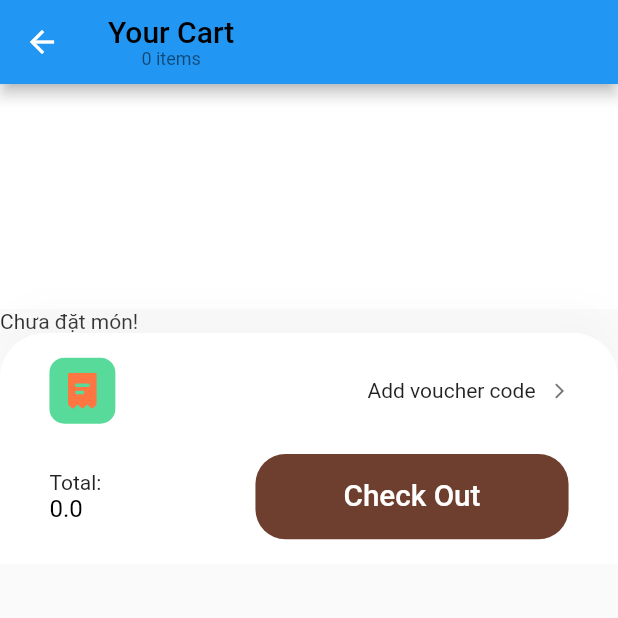
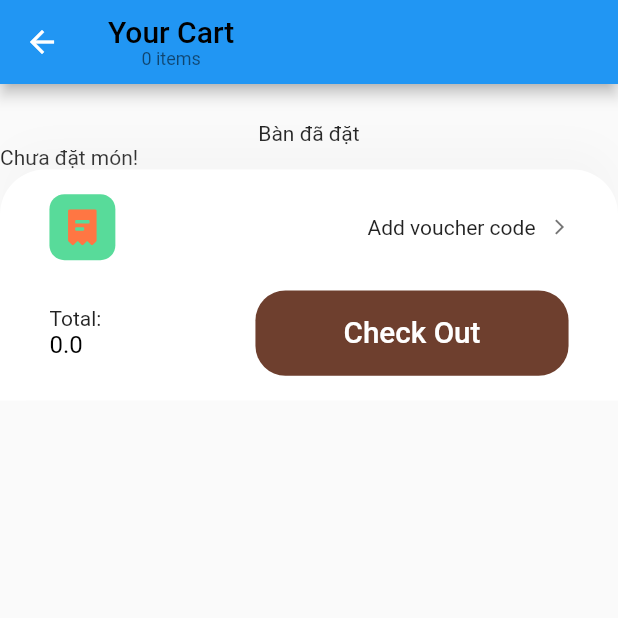
Before and after one commit to tuong777877/flutter_doan, a Flutter app: the screen it shows after launch, item 2 of the bottom bar chosen, after a tap on the "shopping cart" icon, on a phone screen of 412 x 824 dp, the top half of it. Run offline on Flutter 3.47's test engine with Material 2 defaults, Android fonts, the light colour scheme and no system bars; our stand-ins replace carousel_pro, flutter_svg, fluttertoast, google_fonts, lottie, validators; missing offline and left inert: flutter_stripe, quantity_input; network calls fail.

Commit message:
UI mới

```diff
--- a/lib/cart/cartpage.dart
+++ b/lib/cart/cartpage.dart
@@ -1,19 +1,47 @@
 import 'package:flutter/material.dart';
 import 'package:flutter_doan/cart/components/checkoutcart.dart';
 import 'package:flutter_doan/model/carts.dart';
+import 'package:flutter_doan/model/items.dart';
+import 'package:flutter_doan/model/tableitems.dart';
 import 'components/body.dart';
 
-class CartPage extends StatelessWidget {
+class CartPage extends StatefulWidget {
   static String routeName = "/carts";
   const CartPage({Key? key}) : super(key: key);
+
+  @override
+  State<CartPage> createState() => _CartPageState();
+}
+// double sum = 0.0;
+
+class _CartPageState extends State<CartPage> {
+  // List<Items> cartdetails = Cart().getCart();
+  // List<TableItems> cartTBdetails = CartTable().getCartTB();
+  // @override
+  // void initState() {
+  //   super.initState();
+  //   sum = 0.0;
+  //   for (var item in cartdetails) {
+  //     sum = sum + item.quantity * item.food!.Price;
+  //   }
+  //   for (var itemtable in cartTBdetails) {
+  //     sum = sum + itemtable.table!.price;
+  //   }
+  //   //cartTB = CartTable().getCartTable();
+  // }
+
   @override
   Widget build(BuildContext context) {
+
     return Scaffold(
       appBar: buildAppBar(context),
-      body: Body(),
+      body: Body(
+
+      ),
       // bottomNavigationBar: CheckOutCart(
       //   sum: 0,
       // ),
+      //bottomNavigationBar: CheckOutCart(sum: sum),
     );
   }
 
--- a/lib/cart/components/body.dart
+++ b/lib/cart/components/body.dart
@@ -37,13 +37,17 @@ class _BodyState extends State<Body> {
 
   @override
   Widget build(BuildContext context) {
-    return SizedBox(
-      width: MediaQuery.of(context).size.width,
-      height: MediaQuery.of(context).size.height,
+    return SafeArea(
+      child: SingleChildScrollView(
         child: Column(
           children: [
-          Container(
-            height: 150,
+            Padding(padding: EdgeInsets.only(top: 25),),
+            Text('Bàn đã đặt',
+            ),
+            Column(
+              children: [
+                SizedBox(
+                  child: Container(
                     color: Colors.white,
                     child: ListView.builder(
                         shrinkWrap: true,
@@ -59,8 +63,11 @@ class _BodyState extends State<Body> {
                                   setState(() {
                                     cartTBdetails.removeAt(index);
                                     sum = 0.0;
-                            for (var tableItem in cartTBdetails) {
-                              sum = sum + tableItem.table!.price;
+                                    for (var itemtable in cartTBdetails){
+                                         sum = sum + itemtable.table!.price;
+                                      }
+                                    for (var item in cartdetails) {
+                                              sum = sum + item.food!.Price;
                                           }
                                   });
                                 },
@@ -70,9 +77,12 @@ class _BodyState extends State<Body> {
                           );
                         }),
                   ),
+                ),
                 cartdetails.length > 0
                 ? Row(children: [
                     Expanded(
+                      child: SizedBox(
+                        height: 380,
                         child: ListView.builder(
                           shrinkWrap: true,
                           itemCount: cartdetails.length,
@@ -90,6 +100,9 @@ class _BodyState extends State<Body> {
                                       for (var item in cartdetails) {
                                           sum = sum + item.food!.Price;
                                       }
+                                      for (var itemTB in cartTBdetails){
+                                        sum = sum + itemTB.table!.price;
+                                      }
                                     });
                                   },
                                 ),
@@ -97,6 +110,7 @@ class _BodyState extends State<Body> {
                               ],
                             );
                           },
+                        ),
                       ),
                     )
                   ])
@@ -111,6 +125,10 @@ class _BodyState extends State<Body> {
               sum: sum,
             )
               ],
+            ),
+
+          ],
+        ),
       ),
     );
   }
--- a/lib/homepage/components/body.dart
+++ b/lib/homepage/components/body.dart
@@ -2,6 +2,7 @@ import 'package:carousel_pro/carousel_pro.dart';
 import 'package:flutter/material.dart';
 import 'package:flutter_doan/homepage/components/homeheader.dart';
 import 'package:flutter_doan/homepage/homefragment/home_fragment.dart';
+import 'package:flutter_doan/model/foods.dart';
 import 'package:flutter_doan/style/size_config.dart';
 
 class Body extends StatefulWidget {
@@ -28,13 +29,12 @@ class _BodyState extends State<Body> {
             children: [
               Padding(padding: const EdgeInsets.only(top: 20.0),),
               HomeHeader(),
-              Padding(padding: const EdgeInsets.only(bottom: 20.0),),
-
+              Column(
+                children: [
                   SizedBox(
                   height: 200.0,
                   width: double.infinity,
                   child: Carousel(
-
                     images: imgList.map((item)=>Container(
                     child: Image.network(item,
                     fit: BoxFit.cover,
@@ -42,13 +42,25 @@ class _BodyState extends State<Body> {
                   )).toList(),
                   ),
                   ),
-              HomeDetail()
+                  Padding(padding: EdgeInsets.all(8.0),
+                    child: Text('Top bán chạy',
+                    style: TextStyle(
+                    color: Colors.grey,
+                    fontSize: 25,
+                    fontWeight: FontWeight.bold,
+                  ),
+                ),),
+                HomeDetail(),
+                ],
+              )
+
             ],
         ),
       ),
     );
   }
 }
+
 
 // class Body extends StatefulWidget {
 //   const Body({Key? key}) : super(key: key);
--- a/lib/model/food.dart
+++ b/lib/model/food.dart
@@ -1,8 +1,8 @@
 List<Map> food = [
   {
-    "NameFood": "Lueilwitz",
+    "NameFood": "Phở Hà Nội",
     "Price": "135000.00",
-    "avatar": "http://placeimg.com/640/480/food",
+    "avatar": "https://encrypted-tbn0.gstatic.com/images?q=tbn:ANd9GcQ5k29K5wLB06i4dDBsBHr2u_tjuzkNEGMODg&usqp=CAU",
     "Description":
         "Dolorem aut quos ipsa non. Rem deserunt facilis voluptatem modi consequatur possimus. Est libero voluptatem. Ut ut facere maxime neque voluptatibus quas ut fugiat. Eos dolores doloribus nihil sed iste et consequatur sunt.\n \rMolestiae necessitatibus necessitatibus dolor nihil necessitatibus sint voluptatem. Vel qui neque iure quo. Ut magnam distinctio repellendus ut.\n \rEnim atque ut est qui accusamus et. Quod nam vel ab laboriosam amet veritatis. Eveniet officiis modi quis expedita qui sapiente aut explicabo.",
     "Status": false,
@@ -10,9 +10,9 @@ List<Map> food = [
     "id": "1"
   },
   {
-    "NameFood": "Stehr",
+    "NameFood": "Bún bò Huế",
     "Price": "85000.00",
-    "avatar": "http://placeimg.com/640/480/food",
+    "avatar": "https://encrypted-tbn0.gstatic.com/images?q=tbn:ANd9GcR48Bhzs_KvTsOgKr3D9umSm5GGl1_LqbH99w&usqp=CAU",
     "Description":
         "Deserunt magni quia doloribus quis et deleniti. Ducimus praesentium voluptates et omnis veniam nulla consectetur dolores. Qui adipisci sit ea totam id quas libero eaque. Illo voluptates repellendus tempore nihil eligendi dolores dolor. Sint at voluptatem recusandae dolorem vel labore. Reprehenderit repudiandae id qui reprehenderit.\n \rDelectus expedita molestias earum impedit ad vero quia. Aspernatur eum id. Quisquam nihil quas dolores ut incidunt iusto.\n \rAtque ipsa sunt minus sint cumque id beatae vel eligendi. Impedit mollitia exercitationem et est voluptas expedita. Dolorum aut voluptates eum cumque consequatur veritatis. Et velit quia quia in consequatur. Veritatis sunt quaerat perspiciatis quae. Debitis rerum cum dicta voluptas.",
     "Status": true,
@@ -20,9 +20,9 @@ List<Map> food = [
     "id": "2"
   },
   {
-    "NameFood": "Kulas",
+    "NameFood": "Cơm Lam",
     "Price": "80900.00",
-    "avatar": "http://placeimg.com/640/480/food",
+    "avatar": "https://encrypted-tbn0.gstatic.com/images?q=tbn:ANd9GcT_sUKYNh3kOoeKrhg5bn1cegImkEgvjjaDZw&usqp=CAU",
     "Description":
         "Eaque quia sed quidem eaque. Dolorum ad omnis est ab voluptatum. Porro qui cupiditate voluptatem sapiente totam. Recusandae nostrum est aut eos consequuntur autem voluptas et. Qui aperiam quia dolores velit quidem unde nemo. Accusamus quia numquam dolorem eum asperiores omnis ullam rerum.\n \rIn velit quis iste voluptatem laudantium. Quia neque distinctio ratione voluptates consequatur. Minus et qui ut possimus aut ex cumque possimus.\n \rQuia commodi quas consequatur eos tempora odit. Voluptate ut natus iure voluptatem voluptas veritatis. Voluptatem repellat alias officiis repudiandae voluptas quis. Incidunt quod eveniet numquam at possimus ea porro non.",
     "Status": true,
--- a/lib/model/table.dart
+++ b/lib/model/table.dart
@@ -2,40 +2,40 @@
 
 List<Map> table = [
   {
-    "nameTable": "Miss",
-    "description": "ut",
-    "image": "http://loremflickr.com/640/480/city",
-    "price": "98.00",
+    "nameTable": "Bàn dài số 1",
+    "description": "Bàn gồm 8 chỗ ngồi",
+    "image": "https://encrypted-tbn0.gstatic.com/images?q=tbn:ANd9GcRKKAkd7aTqcq98hxY4q19Uoe6GioWBRnuYYxvw-3m0z-lo7Xh-vxjt3UuqLR45_yrcCtI&usqp=CAU",
+    "price": "50000",
     "cateID": 67700,
     "quantity": 5421,
     "state": true,
     "id": "1"
   },
   {
-    "nameTable": "Dr.",
-    "description": "optio",
-    "image": "http://loremflickr.com/640/480/city",
-    "price": "197.00",
+    "nameTable": "Bàn dài số 2",
+    "description": "Bàn gồm 10 chỗ ngồi",
+    "image": "https://encrypted-tbn0.gstatic.com/images?q=tbn:ANd9GcTyaOXd826AKUlfeYoEYNaT0oBc-RQpJ9JkBQ&usqp=CAU",
+    "price": "55000",
     "cateID": 4736,
     "quantity": 46713,
     "state": true,
     "id": "2"
   },
   {
-    "nameTable": "Ms.",
-    "description": "quo",
-    "image": "http://loremflickr.com/640/480/city",
-    "price": "570.00",
+    "nameTable": "Bàn gia đình số 1",
+    "description": "Bàn 4 người cho gia đình",
+    "image": "https://encrypted-tbn0.gstatic.com/images?q=tbn:ANd9GcRCUL1l9_Jc3fMASsobrAvemxPXX12uZSxyyw&usqp=CAU",
+    "price": "20000",
     "cateID": 5544,
     "quantity": 26133,
     "state": true,
     "id": "3"
   },
   {
-    "nameTable": "Mrs.",
-    "description": "harum",
-    "image": "http://loremflickr.com/640/480/city",
-    "price": "244.00",
+    "nameTable": "Bàn gia đình số 2",
+    "description": "Bàn 4 người cho gia đình",
+    "image": "https://encrypted-tbn0.gstatic.com/images?q=tbn:ANd9GcRCUL1l9_Jc3fMASsobrAvemxPXX12uZSxyyw&usqp=CAU",
+    "price": "20000",
     "cateID": 29113,
     "quantity": 30973,
     "state": true,
--- a/lib/routes.dart
+++ b/lib/routes.dart
@@ -3,9 +3,9 @@ import 'package:flutter_doan/cart/cartpage.dart';
 import 'package:flutter_doan/fragment/differencefragment/different_fragment.dart';
 import 'package:flutter_doan/fragment/foodfragment/foods_fragment.dart';
 import 'package:flutter_doan/fragment/preferentialfragment/preferential_fragment.dart';
+import 'package:flutter_doan/fragment/profileUser/profile.dart';
 import 'package:flutter_doan/fragment/tablefragment/table_fragment.dart';
 import 'package:flutter_doan/homepage/homepage.dart';
-import 'package:flutter_doan/model/table.dart';
 
 final Map<String, WidgetBuilder> routes = {
   // SignInPage.routeName: (context) => const SignInPage(),
@@ -16,4 +16,5 @@ final Map<String, WidgetBuilder> routes = {
   CartPage.routeName: (context) => const CartPage(),
   DifferentFragment.routeName: (context) => const DifferentFragment(),
   PreferentialFragment.routeName: (context) => const PreferentialFragment(),
+  ProfilePage.routeName:(context) => const ProfilePage()
 };
--- a/lib/style/coustom_bottom_nav_bar.dart
+++ b/lib/style/coustom_bottom_nav_bar.dart
@@ -2,6 +2,7 @@ import 'package:flutter/material.dart';
 import 'package:flutter_doan/fragment/differencefragment/different_fragment.dart';
 import 'package:flutter_doan/fragment/foodfragment/foods_fragment.dart';
 import 'package:flutter_doan/fragment/preferentialfragment/preferential_fragment.dart';
+import 'package:flutter_doan/fragment/profileUser/profile.dart';
 import 'package:flutter_doan/fragment/tablefragment/table_fragment.dart';
 import 'package:flutter_doan/homepage/homepage.dart';
 import 'package:flutter_doan/model/carts.dart';
@@ -93,7 +94,7 @@ class CustomBottomNavBar extends StatelessWidget {
                       : inActiveIconColor,
                 ),
                 onPressed: () =>
-                    Navigator.pushNamed(context, DifferentFragment.routeName),
+                    Navigator.pushNamed(context, ProfilePage.routeName),
               ),
             ],
           )),
--- a/lib/style/style.dart
+++ b/lib/style/style.dart
@@ -1,7 +1,7 @@
 import 'package:flutter/material.dart';
 import 'package:google_fonts/google_fonts.dart';
 
-const mainColor = Color(0Xffcc0066);
+const mainColor = Colors.orange;
 
 var raisedBoxShadow = const BoxShadow(
   color: Colors.blueGrey,
```
Also changed, not shown: lib/fragment/profileUser/accountheader.dart (added, +46 -0 lines), lib/fragment/profileUser/profile.dart (added, +182 -0 lines), lib/style/addtabletocart.dart (+19 -3 lines), lib/widgets/detailtable.dart (+4 -4 lines). Lines whose indentation alone changed are shown as unchanged.
